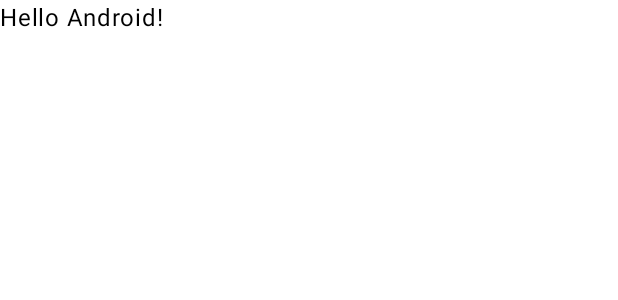
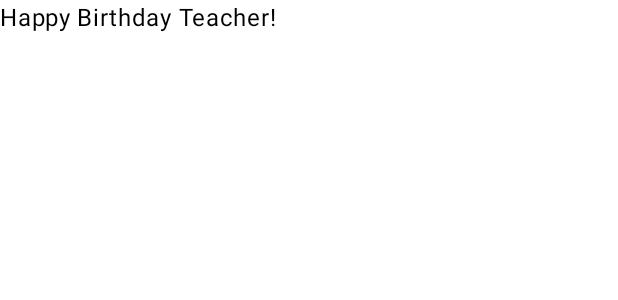
Before and after one commit to Dana-Kaziyeva/Android-projects, an Android app built with Jetpack Compose: the @Preview function GreetingPreview, on a phone screen of 412 x 824 dp. Shown: the top 300 px of the screen. Run offline under Robolectric (Android 15) with nearby library versions, the phone set to English and light mode, and no system bars.

Commit message:
New text element is added

```diff
--- a/app/src/main/java/com/example/happy_birthday_app/MainActivity.kt
+++ b/app/src/main/java/com/example/happy_birthday_app/MainActivity.kt
@@ -22,25 +22,32 @@ class MainActivity : ComponentActivity() {
                     modifier = Modifier.fillMaxSize(),
                     color = MaterialTheme.colorScheme.background
                 ) {
-                    Greeting("Android")
+//                    Greeting("Android")
                 }
             }
         }
     }
 }
 
+//@Composable
+//fun Greeting(name: String, modifier: Modifier = Modifier) {
+//    Text(
+//        text = "Hello $name!",
+//        modifier = modifier
+//    )
+//}
 @Composable
-fun Greeting(name: String, modifier: Modifier = Modifier) {
+fun GreetingText(message : String, modifier: Modifier = Modifier){
     Text(
-        text = "Hello $name!",
-        modifier = modifier
+        text = message
     )
 }
 
-@Preview(showBackground = true)
+@Preview(showBackground = false)
 @Composable
 fun GreetingPreview() {
     Happy_Birthday_appTheme {
-        Greeting("Android")
+        GreetingText(message = "Happy Birthday Teacher!")
+
     }
 }
```
